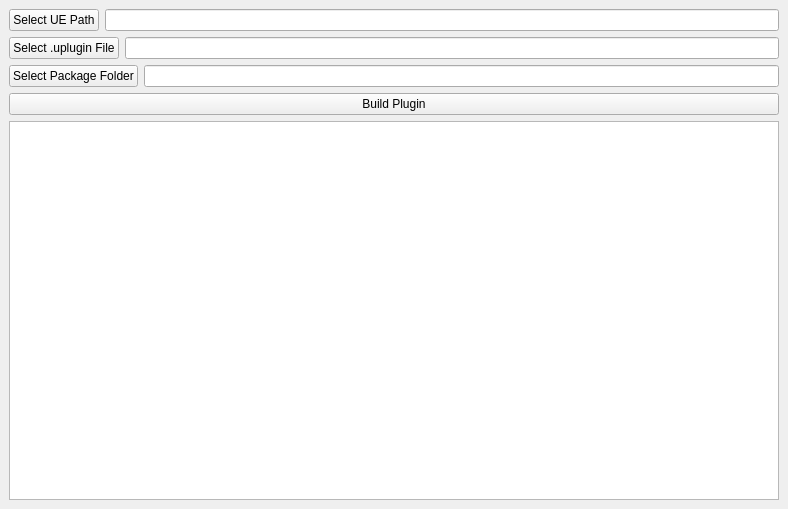
First picture: the form in mainwindow.ui, repository Bumvolla/UEPluginBuilder, before the edit.
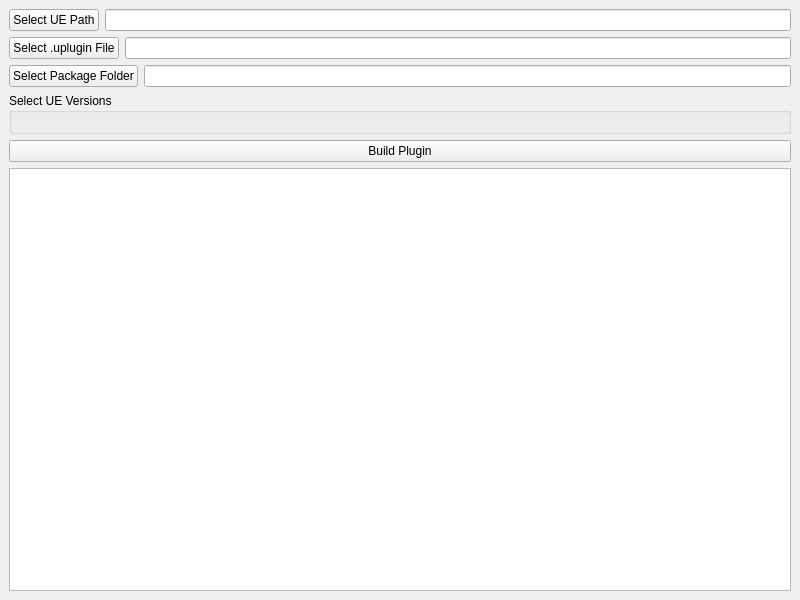
Second picture: the form after the edit.

Patch:
```diff
--- a/mainwindow.ui
+++ b/mainwindow.ui
@@ -6,8 +6,8 @@
    <rect>
     <x>0</x>
     <y>0</y>
-    <width>788</width>
-    <height>509</height>
+    <width>800</width>
+    <height>600</height>
    </rect>
   </property>
   <property name="windowTitle">
@@ -57,6 +57,14 @@
       </item>
      </layout>
     </item>
+    <item>
+     <widget class="QGroupBox" name="versionGroupBox">
+      <property name="title">
+       <string>Select UE Versions</string>
+      </property>
+      <layout class="QVBoxLayout" name="verticalLayout_2"/>
+     </widget>
+    </item>
     <item>
      <widget class="QPushButton" name="btnBuild">
       <property name="text">
```
